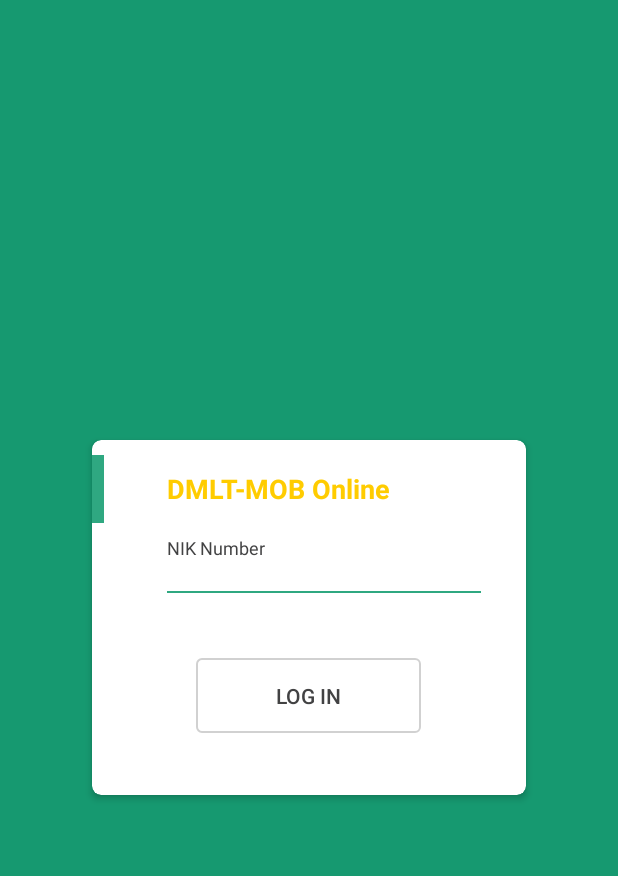
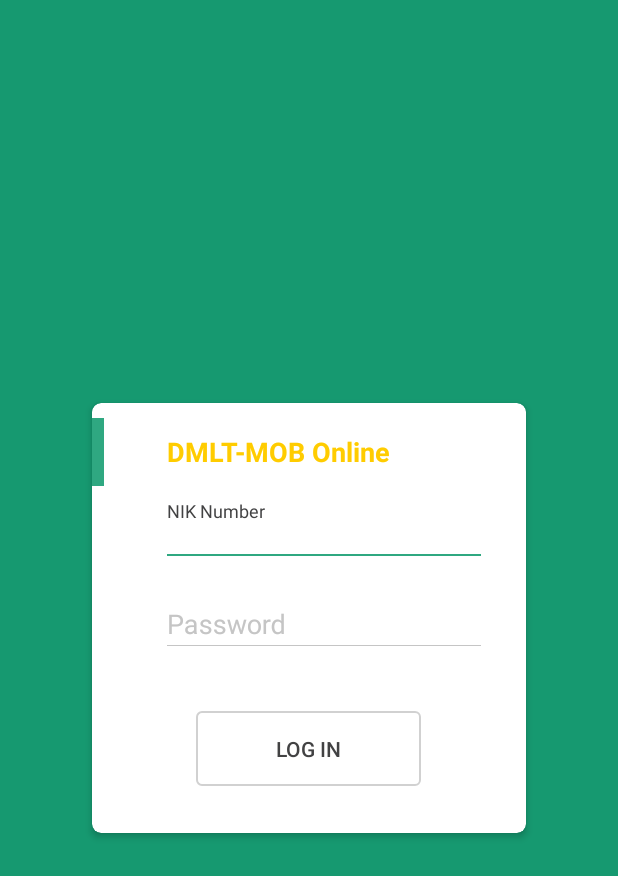
Before and after one commit to deathstroke-13/AndroSales2019, an Android app: the layout activity_login.xml on its own in the app's theme, with its tools: preview values and no code run, on a phone screen of 412 x 824 dp. Shown: the top 876 px of the screen. Run offline under Robolectric (Android 15) with nearby library versions, the phone set to English and light mode, and no system bars.

Commit message:
add password

```diff
--- a/app/build.gradle
+++ b/app/build.gradle
@@ -7,7 +7,7 @@
         minSdkVersion 14
         targetSdkVersion 28
         versionCode 1
-        versionName "1.56"
+        versionName "1.61"
         multiDexEnabled true
         useLibrary 'org.apache.http.legacy'
     }
--- a/app/src/main/java/ricky/hastaprimasolusi/newandrosales/SessionManager.java
+++ b/app/src/main/java/ricky/hastaprimasolusi/newandrosales/SessionManager.java
@@ -29,6 +29,8 @@
     public static final String KEY_IP 		= "ipaddress";
     public static final String KEY_SERVER 	= "server";
     public static final String KEY_NIK      = "NIK";
+    public static final String KEY_UUID     = "uuid";
+    public static final String KEY_PASSWORD = "password";
     // Constructor
     public SessionManager(Context context){
         this._context = context;
@@ -115,6 +117,8 @@
         user.put(KEY_PASS, pref.getString(KEY_PASS, null));
         user.put(KEY_IMEI, pref.getString(KEY_IMEI, null));
         user.put(KEY_NIK, pref.getString(KEY_NIK,null));
+        user.put(KEY_UUID, pref.getString(KEY_UUID, null));
+        user.put(KEY_PASSWORD, pref.getString(KEY_PASSWORD, null));
         // return user
         return user;
     }
--- a/app/src/main/res/layout/activity_login.xml
+++ b/app/src/main/res/layout/activity_login.xml
@@ -8,52 +8,69 @@
     tools:context=".LoginActivity">
 
     <android.support.v7.widget.CardView
+        android:id="@+id/cv"
         android:layout_width="300dp"
-        android:layout_height="250dp"
+        android:layout_height="300dp"
+        android:layout_centerInParent="true"
         app:cardCornerRadius="6dp"
         app:cardElevation="3dp"
-        app:cardUseCompatPadding="true"
-        android:layout_centerInParent="true"
-        android:id="@+id/cv">
+        app:cardUseCompatPadding="true">
+
+        <EditText
+            android:id="@+id/et_folder"
+            android:layout_width="match_parent"
+            android:layout_height="wrap_content"
+            android:visibility="gone" />
+        <!--hidden-->
+        <EditText
+            android:id="@+id/et_ip"
+            android:layout_width="match_parent"
+            android:layout_height="wrap_content"
+            android:visibility="gone" />
+
         <LinearLayout
             android:layout_width="match_parent"
             android:layout_height="match_parent"
-            android:orientation="vertical"
-            >
+            android:orientation="vertical">
+
             <RelativeLayout
-                android:layout_marginTop="10dp"
                 android:layout_width="match_parent"
-                android:layout_height="45dp">
-                <View
-                    android:layout_alignParentStart="true"
-                    android:layout_width="8dp"
-                    android:layout_height="match_parent"
-                    android:background="#2fa881"
-                    android:layout_alignParentLeft="true" />
+                android:layout_height="45dp"
+                android:layout_marginTop="10dp">
+
                 <TextView
-                    android:layout_centerVertical="true"
                     android:layout_width="wrap_content"
                     android:layout_height="wrap_content"
+                    android:layout_centerVertical="true"
                     android:layout_marginStart="50dp"
+                    android:layout_marginLeft="50dp"
                     android:text="@string/main_title"
                     android:textColor="#FFCC00"
                     android:textSize="18sp"
-                    android:textStyle="bold"
-                    android:layout_marginLeft="50dp" />
+                    android:textStyle="bold" />
+
+                <View
+                    android:layout_width="8dp"
+                    android:layout_height="match_parent"
+                    android:layout_alignParentStart="true"
+                    android:layout_alignParentLeft="true"
+                    android:background="#2fa881" />
             </RelativeLayout>
+
             <LinearLayout
-                android:layout_marginTop="10dp"
-                android:paddingStart="50dp"
-                android:paddingEnd="30dp"
-                android:orientation="horizontal"
                 android:layout_width="match_parent"
                 android:layout_height="50dp"
+                android:layout_marginTop="10dp"
+                android:orientation="horizontal"
+                android:paddingStart="50dp"
                 android:paddingLeft="50dp"
+                android:paddingEnd="30dp"
                 android:paddingRight="30dp">
+
                 <android.support.design.widget.TextInputLayout
-                    android:textColorHint="#c5c5c5"
                     android:layout_width="match_parent"
                     android:layout_height="wrap_content"
+                    android:textColorHint="#c5c5c5"
                     android:visibility="gone">
 
                     <EditText
@@ -67,13 +84,13 @@
                         android:textColor="#2fa881"
                         android:textCursorDrawable="@drawable/bg_input_cursor"
                         android:textSize="18sp"
-                        android:visibility="gone"/>
+                        android:visibility="gone" />
                 </android.support.design.widget.TextInputLayout>
+
                 <android.support.design.widget.TextInputLayout
-                    android:textColorHint="#c5c5c5"
                     android:layout_width="match_parent"
                     android:layout_height="wrap_content"
-                    >
+                    android:textColorHint="#c5c5c5">
 
                     <EditText
                         android:id="@+id/field_NIK"
@@ -89,48 +106,71 @@
                 </android.support.design.widget.TextInputLayout>
             </LinearLayout>
 
+            <LinearLayout
+                android:layout_width="match_parent"
+                android:layout_height="50dp"
+                android:layout_marginTop="10dp"
+                android:orientation="horizontal"
+                android:paddingStart="50dp"
+                android:paddingLeft="50dp"
+                android:paddingEnd="30dp"
+                android:paddingRight="30dp">
+
+                <android.support.design.widget.TextInputLayout
+                    android:layout_width="match_parent"
+                    android:layout_height="wrap_content"
+                    android:textColorHint="#c5c5c5">
+
+                    <EditText
+                        android:id="@+id/field_Password"
+                        android:layout_width="match_parent"
+                        android:layout_height="wrap_content"
+                        android:background="@drawable/selector_bg_edit"
+                        android:hint="Password"
+                        android:inputType="textWebPassword"
+                        android:paddingBottom="2dp"
+                        android:textColor="#2fa881"
+                        android:textCursorDrawable="@drawable/bg_input_cursor"
+                        android:textSize="18sp" />
+                </android.support.design.widget.TextInputLayout>
+            </LinearLayout>
+
+
+
             <RelativeLayout
+                android:layout_width="match_parent"
+                android:layout_height="60dp"
                 android:layout_marginTop="25dp"
-                android:gravity="center"
-                android:layout_width="match_parent"
-                android:layout_height="60dp">
+                android:gravity="center">
+
                 <Button
                     android:id="@+id/loginButton"
-                    android:background="@drawable/bt_shape"
                     android:layout_width="150dp"
                     android:layout_height="50dp"
+                    android:background="@drawable/bt_shape"
+                    android:onClick="cekImei"
                     android:text="@string/go"
-                    android:textColor="@color/colorAccent"
-                    android:onClick="cekImei"
-                    >
-                </Button>
+                    android:textColor="@color/colorAccent"></Button>
             </RelativeLayout>
+
             <TextView
                 android:id="@+id/text_footer"
-                android:layout_marginTop="5dp"
-                android:layout_gravity="center_horizontal"
-                android:textColor="#9a9a9a"
-                android:textSize="12sp"
                 android:layout_width="wrap_content"
                 android:layout_height="wrap_content"
-                />
+                android:layout_gravity="center_horizontal"
+                android:layout_marginTop="5dp"
+                android:textColor="#9a9a9a"
+                android:textSize="12sp" />
         </LinearLayout>
-        <!--hidden-->
-        <EditText
-            android:id="@+id/et_folder"
-            android:layout_width="match_parent"
-            android:layout_height="wrap_content"
-            android:visibility="gone"
-            />
-
-        <EditText
-            android:id="@+id/et_ip"
-            android:layout_width="match_parent"
-            android:layout_height="wrap_content"
-            android:visibility="gone"
-            />
         <!--end hidden-->
     </android.support.v7.widget.CardView>
 
+    <TextView
+        android:id="@+id/txt_uuid"
+        android:layout_width="wrap_content"
+        android:layout_height="wrap_content"
+        android:text="0"
+        android:visibility="invisible" />
+
 
 </RelativeLayout>
--- a/app/src/main/res/layout/activity_main.xml
+++ b/app/src/main/res/layout/activity_main.xml
@@ -181,7 +181,7 @@
                     android:paddingBottom="0dp"
                     android:text="@string/txt_menu_slipgaji"
                     android:textColor="@android:color/black"
-                    android:visibility="visible" />
+                    android:visibility="gone" />
             </LinearLayout>
 
             <LinearLayout
--- a/app/src/main/res/menu/main.xml
+++ b/app/src/main/res/menu/main.xml
@@ -1,6 +1,12 @@
 <?xml version="1.0" encoding="utf-8"?>
 <menu xmlns:android="http://schemas.android.com/apk/res/android"
     xmlns:app="http://schemas.android.com/apk/res-auto">
+    <item
+        android:id="@+id/action_changePassword"
+        android:orderInCategory="100"
+        android:title="Ganti Password"
+        app:showAsAction="never" />
+
     <item
         android:id="@+id/action_about"
         android:orderInCategory="100"
--- a/build.gradle
+++ b/build.gradle
@@ -7,7 +7,7 @@
 
     }
     dependencies {
-        classpath 'com.android.tools.build:gradle:3.6.1'
+        classpath 'com.android.tools.build:gradle:3.6.3'
 
         // NOTE: Do not place your application dependencies here; they belong
         // in the individual module build.gradle files
```
Also changed, not shown: app/src/main/java/ricky/hastaprimasolusi/newandrosales/LoginActivity.java (+53 -14 lines), app/src/main/java/ricky/hastaprimasolusi/newandrosales/MainActivity.java (+6 -1 lines).
